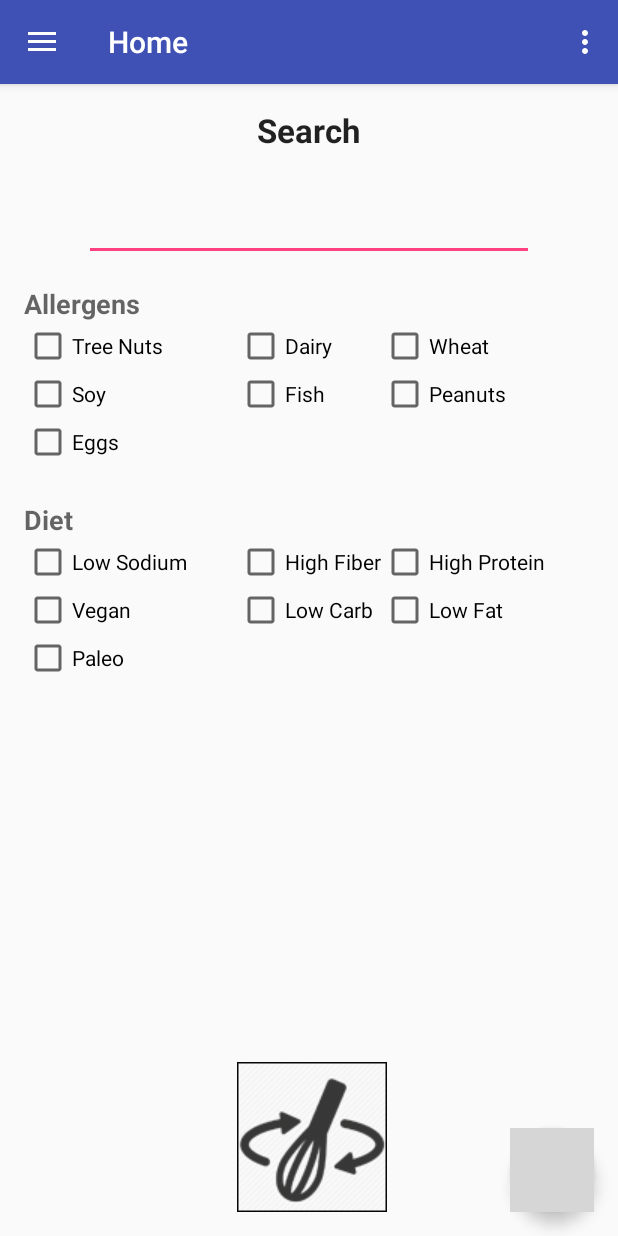
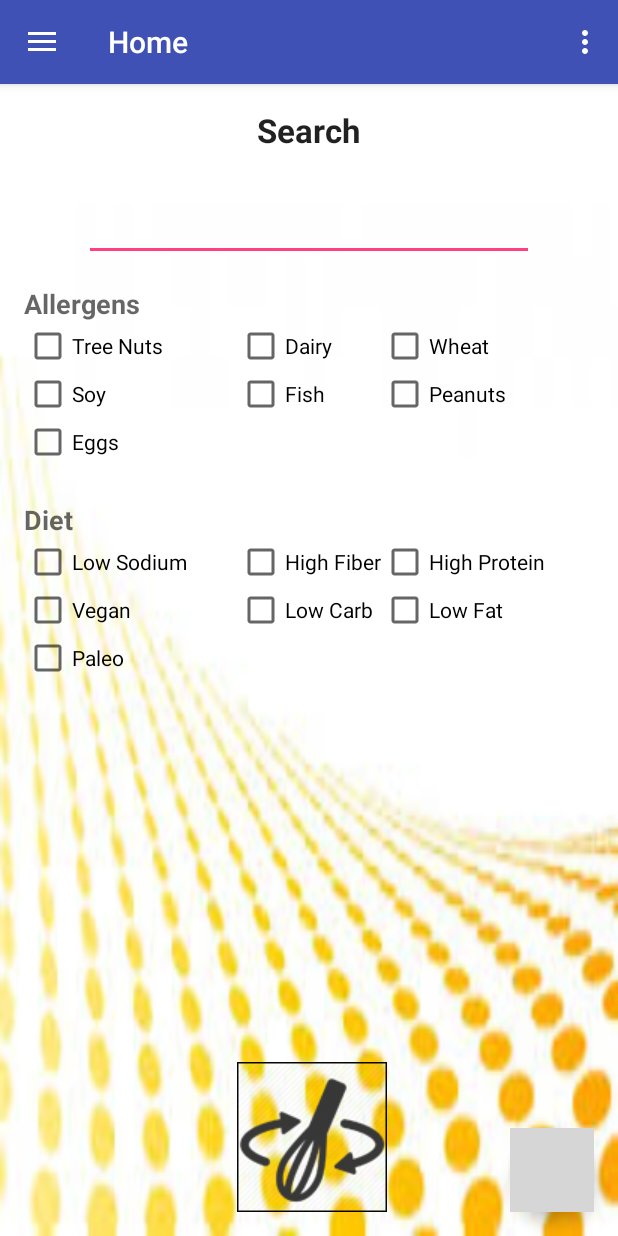
Before and after one commit to tonytran1/Whisk, an Android app: the screen it shows after launch (Home), on a phone screen of 412 x 824 dp. Run offline under Robolectric (Android 15) with nearby library versions, the phone set to English and light mode, and no system bars; grey boxes are pictures that could not be loaded.

Commit message:
Location service merge

```diff
--- a/app/src/main/java/com/example/team3/whisk/Home.java
+++ b/app/src/main/java/com/example/team3/whisk/Home.java
@@ -36,6 +36,25 @@ public class Home extends AppCompatActivity
         Toolbar toolbar = (Toolbar) findViewById(R.id.toolbar);
         setSupportActionBar(toolbar);
         new Eula(this).show();
+
+        LocationManager lm = (LocationManager) getSystemService(LOCATION_SERVICE);
+        if(!lm.isProviderEnabled(LocationManager.GPS_PROVIDER) ||
+                !lm.isProviderEnabled(LocationManager.NETWORK_PROVIDER)) {
+            // Build the alert dialog
+            AlertDialog.Builder builder = new AlertDialog.Builder(this);
+            builder.setTitle("Location Services Not Active");
+            builder.setMessage("Please enable Location Services and GPS");
+            builder.setPositiveButton("OK", new DialogInterface.OnClickListener() {
+                public void onClick(DialogInterface dialogInterface, int i) {
+                    // Show location settings when the user acknowledges the alert dialog
+                    Intent intent = new Intent(Settings.ACTION_LOCATION_SOURCE_SETTINGS);
+                    startActivity(intent);
+                }
+            });
+            Dialog alertDialog = builder.create();
+            alertDialog.setCanceledOnTouchOutside(false);
+            alertDialog.show();
+        }
 
         FloatingActionButton fab = (FloatingActionButton) findViewById(R.id.fab);
         fab.setOnClickListener(new View.OnClickListener() {
--- a/app/src/main/res/layout/activity_home.xml
+++ b/app/src/main/res/layout/activity_home.xml
@@ -3,7 +3,8 @@
     xmlns:app="http://schemas.android.com/apk/res-auto"
     xmlns:tools="http://schemas.android.com/tools" android:id="@+id/drawer_layout"
     android:layout_width="match_parent" android:layout_height="match_parent"
-    android:fitsSystemWindows="true" tools:openDrawer="start">
+    android:fitsSystemWindows="true" tools:openDrawer="start"
+    android:background="@drawable/wbg">
 
     <include layout="@layout/app_bar_home" android:layout_width="match_parent"
         android:layout_height="match_parent" />
--- a/app/src/main/res/layout/activity_output_nutrition.xml
+++ b/app/src/main/res/layout/activity_output_nutrition.xml
@@ -3,7 +3,8 @@
     xmlns:app="http://schemas.android.com/apk/res-auto"
     xmlns:tools="http://schemas.android.com/tools" android:id="@+id/drawer_layout"
     android:layout_width="match_parent" android:layout_height="match_parent"
-    android:fitsSystemWindows="true" tools:openDrawer="start">
+    android:fitsSystemWindows="true" tools:openDrawer="start"
+    android:background="@drawable/wbg">
 
     <include layout="@layout/app_bar_output_nutrition" android:layout_width="match_parent"
         android:layout_height="match_parent" />
--- a/app/src/main/res/layout/activity_preferences.xml
+++ b/app/src/main/res/layout/activity_preferences.xml
@@ -3,9 +3,11 @@
     xmlns:app="http://schemas.android.com/apk/res-auto"
     xmlns:tools="http://schemas.android.com/tools" android:id="@+id/drawer_layout"
     android:layout_width="match_parent" android:layout_height="match_parent"
-    android:fitsSystemWindows="true" tools:openDrawer="start">
+    android:fitsSystemWindows="true" tools:openDrawer="start"
+    android:background="@drawable/wbg">
 
-    <include layout="@layout/app_bar_preferences" android:layout_width="match_parent"
+
+<include layout="@layout/app_bar_preferences" android:layout_width="match_parent"
         android:layout_height="match_parent" />
 
     <android.support.design.widget.NavigationView android:id="@+id/nav_view"
--- a/app/src/main/res/layout/activity_recipe.xml
+++ b/app/src/main/res/layout/activity_recipe.xml
@@ -3,9 +3,11 @@
     xmlns:app="http://schemas.android.com/apk/res-auto"
     xmlns:tools="http://schemas.android.com/tools" android:id="@+id/drawer_layout"
     android:layout_width="match_parent" android:layout_height="match_parent"
-    android:fitsSystemWindows="true" tools:openDrawer="start">
+    android:fitsSystemWindows="true" tools:openDrawer="start"
+    android:background="@drawable/wbg">
 
-    <include layout="@layout/app_bar_recipe" android:layout_width="match_parent"
+
+<include layout="@layout/app_bar_recipe" android:layout_width="match_parent"
         android:layout_height="match_parent" />
 
     <android.support.design.widget.NavigationView android:id="@+id/nav_view"
--- a/app/src/main/res/layout/activity_search_nutrition.xml
+++ b/app/src/main/res/layout/activity_search_nutrition.xml
@@ -3,9 +3,11 @@
     xmlns:app="http://schemas.android.com/apk/res-auto"
     xmlns:tools="http://schemas.android.com/tools" android:id="@+id/drawer_layout"
     android:layout_width="match_parent" android:layout_height="match_parent"
-    android:fitsSystemWindows="true" tools:openDrawer="start">
+    android:fitsSystemWindows="true" tools:openDrawer="start"
+    android:background="@drawable/wbg">
 
-    <include layout="@layout/app_bar_search_nutrition" android:layout_width="match_parent"
+
+<include layout="@layout/app_bar_search_nutrition" android:layout_width="match_parent"
         android:layout_height="match_parent" />
 
     <android.support.design.widget.NavigationView android:id="@+id/nav_view"
--- a/app/src/main/res/layout/activity_timer_dennis.xml
+++ b/app/src/main/res/layout/activity_timer_dennis.xml
@@ -3,9 +3,11 @@
     xmlns:app="http://schemas.android.com/apk/res-auto"
     xmlns:tools="http://schemas.android.com/tools" android:id="@+id/drawer_layout"
     android:layout_width="match_parent" android:layout_height="match_parent"
-    android:fitsSystemWindows="true" tools:openDrawer="start">
+    android:fitsSystemWindows="true" tools:openDrawer="start"
+    android:background="@drawable/wbg">
 
-    <include layout="@layout/app_bar_timer_dennis" android:layout_width="match_parent"
+
+<include layout="@layout/app_bar_timer_dennis" android:layout_width="match_parent"
         android:layout_height="match_parent" />
 
     <android.support.design.widget.NavigationView android:id="@+id/nav_view"
```
Also changed, not shown: app/src/main/res/values/styles.xml (+9 -0 lines), app/src/main/res/drawable/bg.jpeg (added), app/src/main/res/drawable/wbg.jpeg (added).
